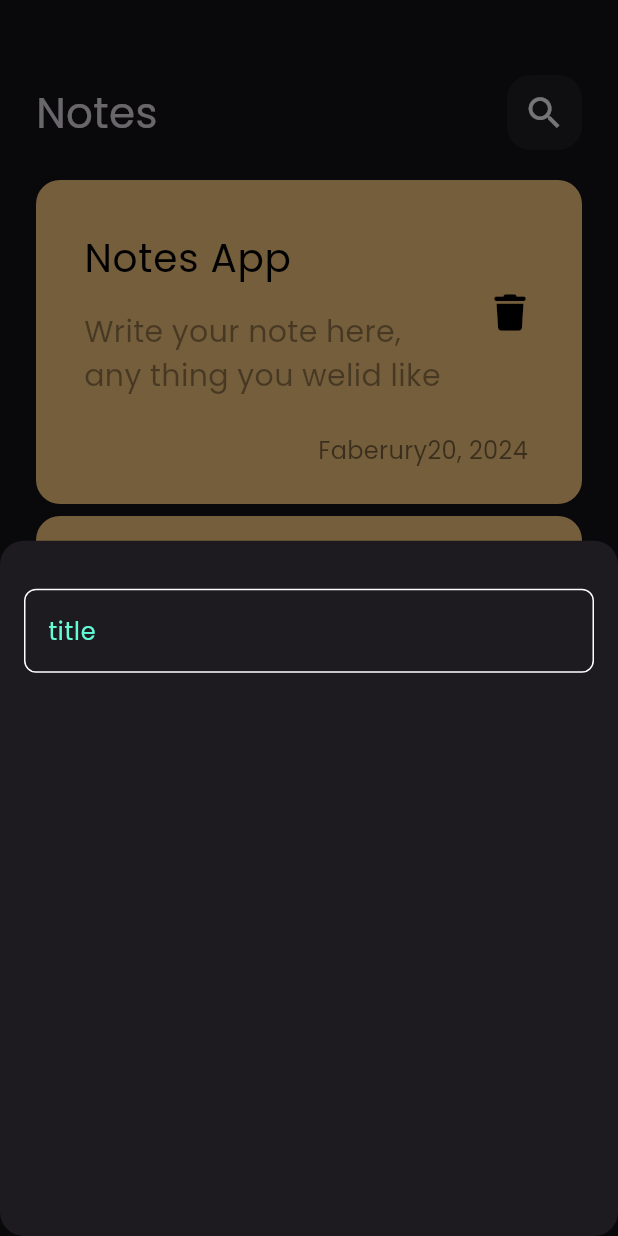
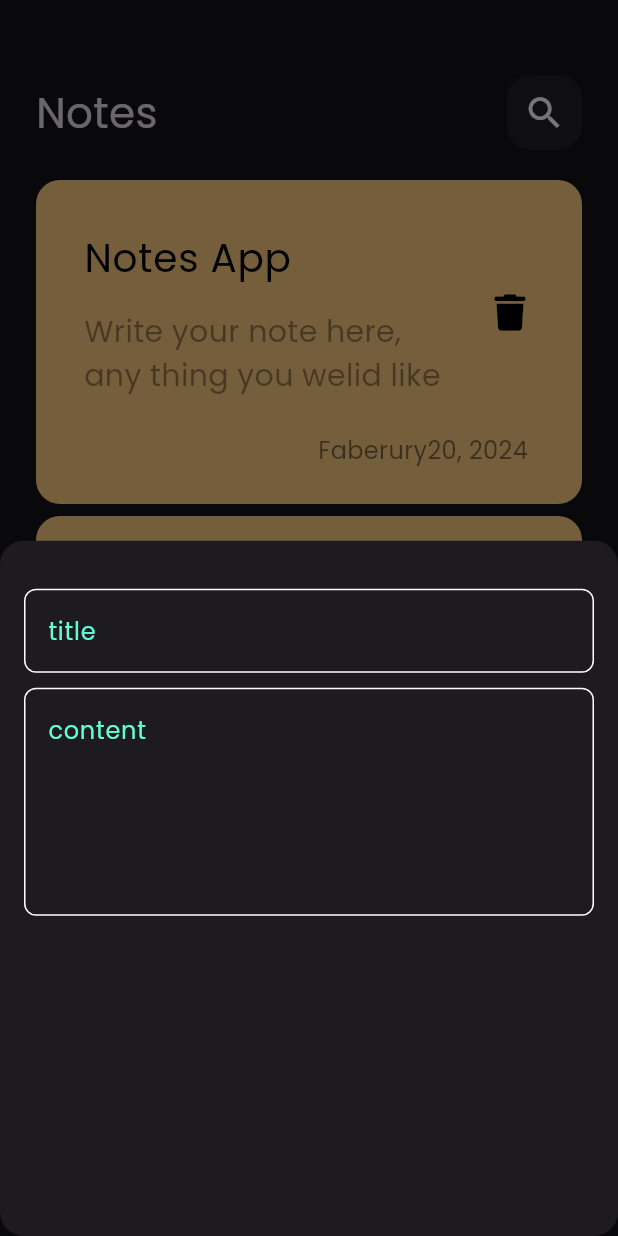
Before and after one commit to engmohammadse/notes_app, a Flutter app: the screen it shows after launch, after a tap on the "add" icon, on a phone screen of 412 x 824 dp. Run offline on Flutter 3.47's test engine with Material 3 defaults, Android fonts, the phone set to English and light mode, and no system bars; our stand-ins replace font_awesome_flutter.

Commit message:
add fields to bottom sheet

```diff
--- a/lib/widgets/add_note_bottom_sheet.dart
+++ b/lib/widgets/add_note_bottom_sheet.dart
@@ -11,7 +11,14 @@ class AddNoteButtomsheet extends StatelessWidget {
       child: Column(
         children: [
           SizedBox(height: 32),
-          CustomTextField(),
+          CustomTextField(
+            hint: 'title',
+          ),
+          SizedBox(height: 10),
+          CustomTextField(
+            hint: 'content',
+            maxLines: 5,
+          )
         ],
       ),
     );
--- a/lib/widgets/custom_text_field.dart
+++ b/lib/widgets/custom_text_field.dart
@@ -2,14 +2,17 @@ import 'package:flutter/material.dart';
 import 'package:notes_app/widgets/constants.dart';
 
 class CustomTextField extends StatelessWidget {
-  const CustomTextField({super.key});
+  const CustomTextField({super.key, @required this.hint, this.maxLines = 1});
 
+  final hint;
+  final maxLines;
   @override
   Widget build(BuildContext context) {
     return TextField(
       cursorColor: kPrimeryColor,
+      maxLines: maxLines,
       decoration: InputDecoration(
-        hintText: 'title',
+        hintText: hint,
         hintStyle: const TextStyle(color: kPrimeryColor),
         border: buildBorder(),
         enabledBorder: buildBorder(),
```
